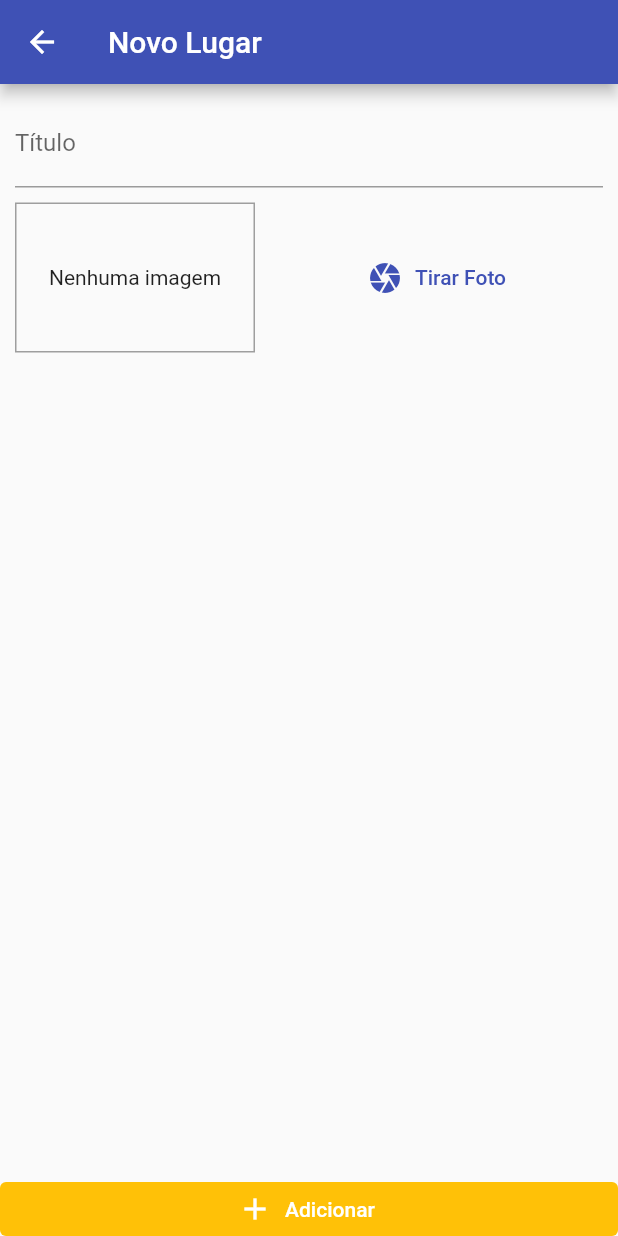
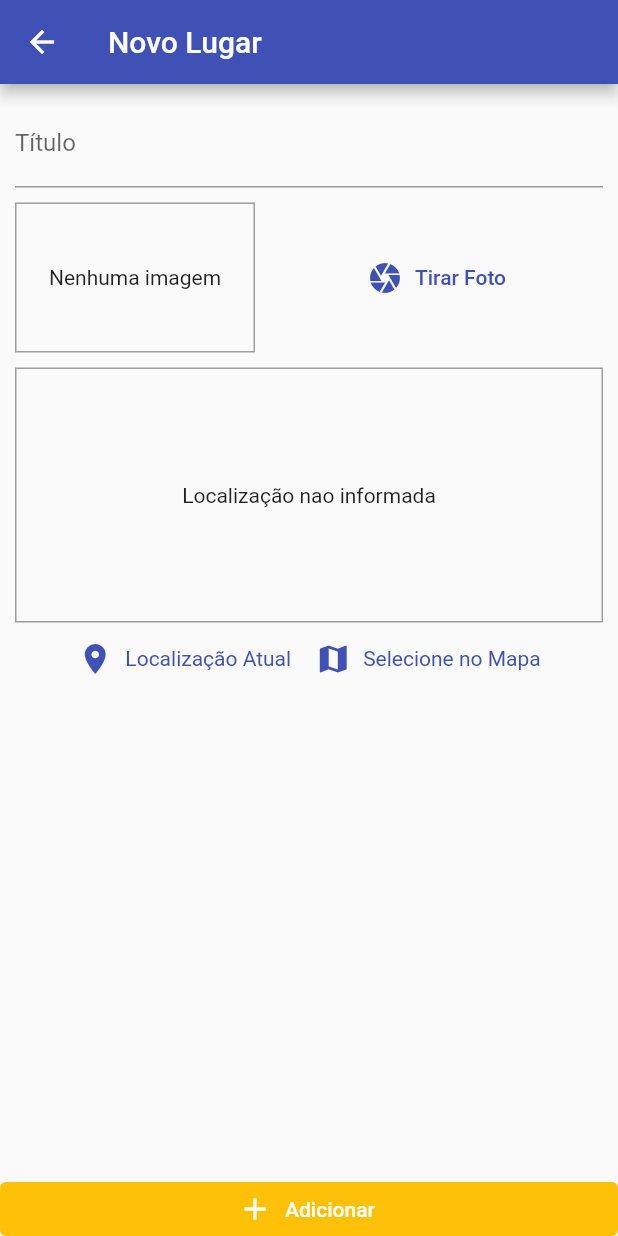
Before and after one commit to dfdevelloper/great_places_app, a Flutter app: the PlaceFormScreen screen opened by its route, after a tap on "Adicionar", on a phone screen of 412 x 824 dp. Run offline on Flutter 3.47's test engine with Material 2 defaults, Android fonts, the phone set to English and light mode, and no system bars; our stand-ins replace google_maps_flutter, image_picker, location, sqflite; accounts and stored records are empty.

Commit message:
finished app

```diff
--- a/lib/main.dart
+++ b/lib/main.dart
@@ -1,4 +1,5 @@
 import 'package:flutter/material.dart';
+import 'package:great_places_app/pages/place_detail_screen.dart';
 import 'package:great_places_app/pages/place_form_screen.dart';
 import 'package:great_places_app/pages/places_list_screen.dart';
 import 'package:great_places_app/providers/great_places.dart';
@@ -24,6 +25,7 @@ class MyApp extends StatelessWidget {
         home: PlacesListScreen(),
         routes: {
           AppRoutes.PLACE_FORM: (ctx) => PlaceFormScreen(),
+          AppRoutes.PLACE_DETAIL: (ctx) => PlaceDetailScreen(),
         },
       ),
     );
--- a/lib/models/places.dart
+++ b/lib/models/places.dart
@@ -1,15 +1,21 @@
 import 'dart:io';
+
+import 'package:google_maps_flutter/google_maps_flutter.dart';
 
 class PlaceLocation {
   final double latitude;
   final double longitude;
   final String? address;
 
-  PlaceLocation({
+  const PlaceLocation({
     required this.latitude,
     required this.longitude,
     this.address,
   });
+
+  LatLng toLatLng(){
+    return LatLng(this.latitude, this.longitude);
+  }
 }
 
 class Place {
--- a/lib/pages/place_form_screen.dart
+++ b/lib/pages/place_form_screen.dart
@@ -1,8 +1,10 @@
 import 'dart:io';
 
 import 'package:flutter/material.dart';
+import 'package:google_maps_flutter/google_maps_flutter.dart';
 import 'package:great_places_app/providers/great_places.dart';
 import 'package:great_places_app/widgets/image_input.dart';
+import 'package:great_places_app/widgets/location_input.dart';
 import 'package:provider/provider.dart';
 
 class PlaceFormScreen extends StatefulWidget {
@@ -13,17 +15,35 @@ class PlaceFormScreen extends StatefulWidget {
 class _PlaceFormScreenState extends State<PlaceFormScreen> {
   final _titleController = TextEditingController();
   File? _pickedImage;
+  LatLng? _pickedPosition;
 
   void _selectImage(File file) {
-    _pickedImage = file;
+    setState(() {
+      _pickedImage = file;
+    });
+  }
+
+  void _selectPosition(LatLng position) {
+    setState(() {
+      _pickedPosition = position;
+    });
+  }
+
+  bool _isValidForm() {
+    return _titleController.text.isNotEmpty &&
+        _pickedImage != null &&
+        _pickedPosition != null;
   }
 
   void _submitForm() {
-    if (_titleController.text.isEmpty || _pickedImage == null) return;
-
-    Provider.of<GreatPlaces>(context, listen: false)
-        .addPlace(_titleController.text, _pickedImage!);
-    Navigator.of(context).pop();
+    if (_isValidForm()) {
+      Provider.of<GreatPlaces>(context, listen: false).addPlace(
+        _titleController.text,
+        _pickedImage as File,
+        _pickedPosition as LatLng,
+      );
+      Navigator.of(context).pop();
+    }
   }
 
   @override
@@ -52,7 +72,13 @@ class _PlaceFormScreenState extends State<PlaceFormScreen> {
                     ),
                     ImageInput(
                       onSelectImage: _selectImage,
-                    )
+                    ),
+                    SizedBox(
+                      height: 10,
+                    ),
+                    LocationInput(
+                      onSelectPosition: _selectPosition,
+                    ),
                   ],
                 ),
               ),
--- a/lib/utils/app_routes.dart
+++ b/lib/utils/app_routes.dart
@@ -1,3 +1,4 @@
 class AppRoutes {
   static const String PLACE_FORM = '/place-form';
+  static const String PLACE_DETAIL = '/place-detail';
 }
--- a/lib/utils/db_util.dart
+++ b/lib/utils/db_util.dart
@@ -9,7 +9,7 @@ class DbUtil {
       version: 1,
       onCreate: (db, version) {
         return db.execute(
-            'CREATE TABLE places (id TEXT PRIMARY KEY, title TEXT, image TEXT)');
+            'CREATE TABLE places (id TEXT PRIMARY KEY, title TEXT, image TEXT, lat REAL, lng REAL, address TEXT)');
       },
     );
   }
--- /dev/null
+++ b/lib/utils/location_util.dart
@@ -0,0 +1,23 @@
+import 'dart:convert';
+
+import 'package:google_maps_flutter/google_maps_flutter.dart';
+import 'package:http/http.dart' as http;
+
+const GOOGLE_API_KEY = "AIzaSyBkdLXhZMBBcronat_L93e-ASqHSBlhOn4";
+
+class LocationUtil {
+  static String generateLocationPreviewImage({
+    double latitude = 0,
+    double longitude = 0,
+  }) {
+    return 'https://maps.googleapis.com/maps/api/staticmap?center=$latitude,$longitude&zoom=13&size=600x300&maptype=roadmapmarkers=color:red%7Clabel:A%7C$latitude,$longitude&key=$GOOGLE_API_KEY';
+  }
+
+  static Future<String> getAddressFrom(LatLng position) async {
+    final url =
+        'https://maps.googleapis.com/maps/api/geocode/json?latlng=${position.latitude},${position.longitude}&key=$GOOGLE_API_KEY';
+        print(url);
+    final response = await http.get(Uri.parse(url));
+    return jsonDecode(response.body)['results'][0]['formatted_address'];
+  }
+}
--- /dev/null
+++ b/lib/widgets/location_input.dart
@@ -0,0 +1,106 @@
+import 'package:flutter/material.dart';
+import 'package:google_maps_flutter/google_maps_flutter.dart';
+import 'package:great_places_app/pages/map_screen.dart';
+import 'package:great_places_app/utils/location_util.dart';
+import 'package:location/location.dart';
+
+class LocationInput extends StatefulWidget {
+  final Function onSelectPosition;
+
+  LocationInput({
+    required this.onSelectPosition,
+  });
+
+  @override
+  _LocationInputState createState() => _LocationInputState();
+}
+
+class _LocationInputState extends State<LocationInput> {
+  String? _previewImageUrl;
+
+  void _showPreview(double lat, double lgn) {
+    final staticMapImageUrl = LocationUtil.generateLocationPreviewImage(
+      latitude: lat,
+      longitude: lgn,
+    );
+
+    setState(() {
+      if (staticMapImageUrl.isEmpty) return;
+      _previewImageUrl = staticMapImageUrl;
+    });
+  }
+
+  Future<void> _getCurrentUserLocation() async {
+    try {
+      final LocationData locData = await Location().getLocation();
+
+      _showPreview(locData.latitude!, locData.longitude!);
+      widget.onSelectPosition(LatLng(
+        locData.latitude as double,
+        locData.longitude as double,
+      ));
+    } catch (e) {
+      return;
+    }
+  }
+
+  Future<void> _selectOnMap() async {
+    final selectedPosition = await Navigator.of(context).push(MaterialPageRoute(
+      fullscreenDialog: true,
+      builder: (ctx) => MapScreen(),
+    ));
+
+    if (selectedPosition == null) return;
+
+    _showPreview(selectedPosition.latitude!, selectedPosition.longitude!);
+
+    widget.onSelectPosition(selectedPosition);
+  }
+
+  @override
+  Widget build(BuildContext context) {
+    return Column(
+      children: <Widget>[
+        Container(
+          child: _previewImageUrl != null
+              ? Image.network(
+                  _previewImageUrl!,
+                  fit: BoxFit.cover,
+                  width: double.infinity,
+                )
+              : Text('Localização nao informada'),
+          height: 170,
+          width: double.infinity,
+          alignment: Alignment.center,
+          decoration: BoxDecoration(
+            border: Border.all(
+              width: 1,
+              color: Colors.grey,
+            ),
+          ),
+        ),
+        Row(
+          mainAxisAlignment: MainAxisAlignment.center,
+          children: <Widget>[
+            TextButton.icon(
+              onPressed: _getCurrentUserLocation,
+              icon: Icon(Icons.location_on),
+              label: Text('Localização Atual'),
+              style: TextButton.styleFrom(
+                textStyle: TextStyle(color: Theme.of(context).primaryColor),
+              ),
+            ),
+            TextButton.icon(
+              onPressed: _selectOnMap,
+              icon: Icon(Icons.map),
+              label: Text('Selecione no Mapa'),
+              style: TextButton.styleFrom(
+                textStyle: TextStyle(color: Theme.of(context).primaryColor),
+              ),
+            )
+          ],
+        )
+      ],
+    );
+  }
+}
```
Also changed, not shown: lib/pages/map_screen.dart (added, +63 -0 lines), lib/pages/place_detail_screen.dart (added, +60 -0 lines), lib/pages/places_list_screen.dart (+11 -1 lines), lib/providers/great_places.dart (+26 -5 lines), pubspec.yaml (+6 -1 lines), pubspec.lock, 5 other files.
